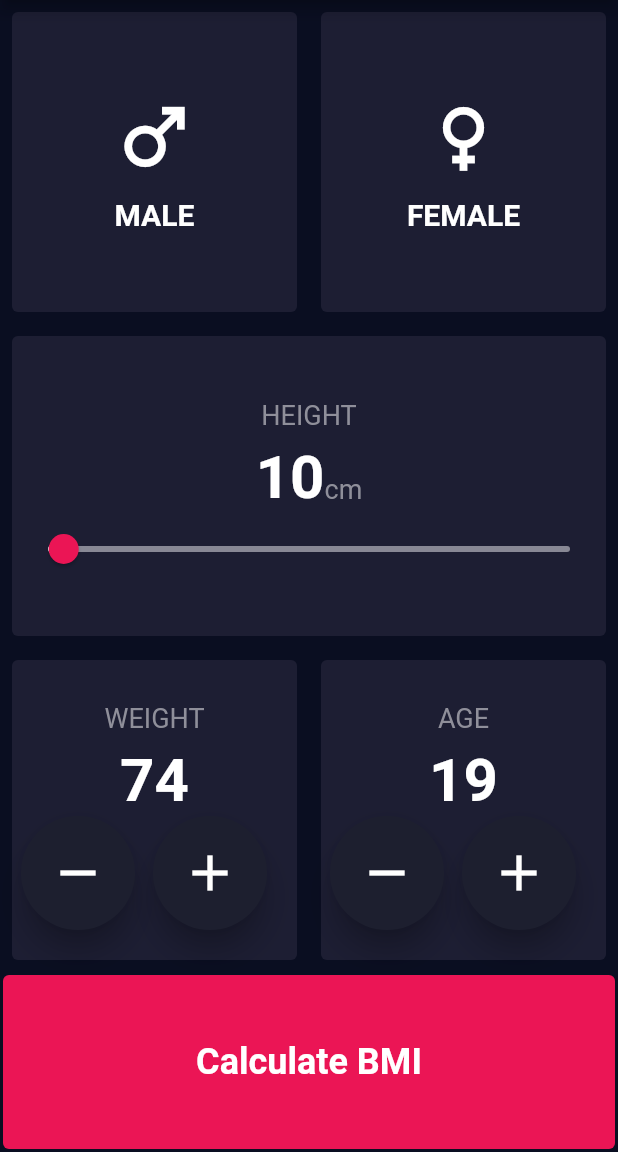
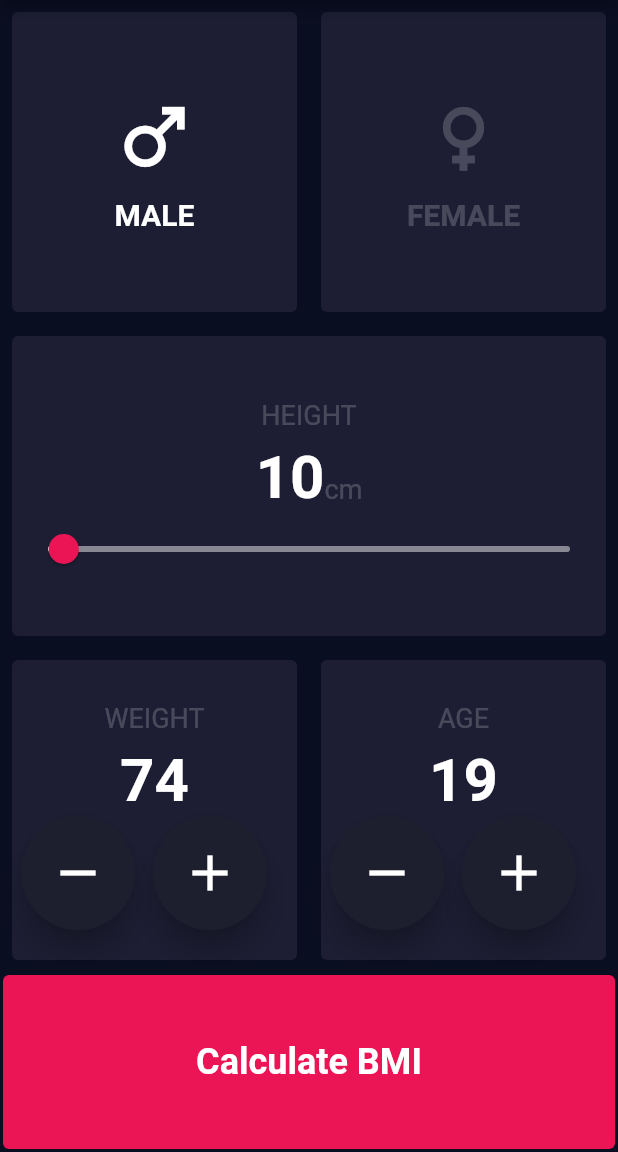
Before and after one commit to mrshanas/learning-flutter, a Flutter app: the screen it shows after launch, on a phone screen of 412 x 824 dp, the part 84-1236 px from its top. Run offline on Flutter 3.47's test engine with Material 2 defaults, Android fonts, the phone set to English and light mode, and no system bars.

Commit message:
:fire: Really boring

```diff
--- a/bmi_calculator/lib/models/constants.dart
+++ b/bmi_calculator/lib/models/constants.dart
@@ -3,8 +3,9 @@ import 'package:flutter/material.dart';
 // colors
 const Color kPrimaryBackgroundColor = Color(0xFF0A0E21);
 const Color kAppBarBgColor = Color(0xFF090C22);
-const Color kActivecardColor = Color(0xFF1D1E33);
-const Color kInactiveCardColor = Color(0xFF8F8F9A);
+const Color kActiveCardColor = Color(0xFF1D1E33);
+const Color kInactiveCardColor = Color(0x31FFFFFF);
 const Color kInactiveTrackColor = Color(0xFF888895);
 const Color kBottomBtnColor = Color(0xFFEB1555);
 const Color kIconBtnBackgroundColor = Color(0xFF1D1F2F);
+const Color kSuccess = Color(0xFF4CCD90);
--- a/bmi_calculator/lib/screens/input_page.dart
+++ b/bmi_calculator/lib/screens/input_page.dart
@@ -1,9 +1,13 @@
 // ignore_for_file: prefer_const_constructors
+import 'package:flutter/material.dart';
 
-import 'package:flutter/material.dart';
+import 'package:bmi_calculator/screens/result_page.dart';
 import 'package:bmi_calculator/models/constants.dart';
 import 'package:bmi_calculator/components/reusable_card.dart';
 import 'package:bmi_calculator/components/button.dart';
+import 'package:bmi_calculator/models/bmi.dart';
+
+enum Gender { male, female }
 
 class InputPage extends StatefulWidget {
   const InputPage({Key? key}) : super(key: key);
@@ -14,6 +18,15 @@ class InputPage extends StatefulWidget {
 
 class _InputPageState extends State<InputPage> {
   double currentSliderValue = 10.0;
+  Gender selectedGender = Gender.male;
+  int weight = 74;
+  int age = 19;
+
+  void setGender(Gender gender) {
+    setState(() {
+      selectedGender = gender;
+    });
+  }
 
   @override
   Widget build(BuildContext context) {
@@ -31,14 +44,21 @@ class _InputPageState extends State<InputPage> {
             children: [
               // male & female icons
               Expanded(
+                child: GestureDetector(
+                  onTap: () {
+                    setGender(Gender.male);
+                  },
                   child: ReusableCard(
-                  colour: kActivecardColor,
+                    colour: kActiveCardColor,
                     child: Column(
                       mainAxisAlignment: MainAxisAlignment.center,
-                    children: const [
+                      children: [
                         Icon(
                           Icons.male,
                           size: 60.0,
+                          color: selectedGender == Gender.male
+                              ? Colors.white
+                              : kInactiveCardColor,
                         ),
                         SizedBox(
                           height: 10.0,
@@ -48,21 +68,32 @@ class _InputPageState extends State<InputPage> {
                           style: TextStyle(
                             fontSize: 20.0,
                             fontWeight: FontWeight.bold,
+                            color: selectedGender == Gender.male
+                                ? Colors.white
+                                : kInactiveCardColor,
                           ),
                         )
                       ],
                     ),
                   ),
                 ),
+              ),
               Expanded(
+                child: GestureDetector(
+                  onTap: () {
+                    setGender(Gender.female);
+                  },
                   child: ReusableCard(
-                  colour: kActivecardColor,
+                    colour: kActiveCardColor,
                     child: Column(
                       mainAxisAlignment: MainAxisAlignment.center,
-                    children: const [
+                      children: [
                         Icon(
                           Icons.female,
                           size: 60.0,
+                          color: selectedGender == Gender.female
+                              ? Colors.white
+                              : kInactiveCardColor,
                         ),
                         SizedBox(
                           height: 10.0,
@@ -72,9 +103,13 @@ class _InputPageState extends State<InputPage> {
                           style: TextStyle(
                             fontSize: 20.0,
                             fontWeight: FontWeight.bold,
+                            color: selectedGender == Gender.female
+                                ? Colors.white
+                                : kInactiveCardColor,
                           ),
                         )
                       ],
+                    ),
                   ),
                 ),
               ),
@@ -85,7 +120,7 @@ class _InputPageState extends State<InputPage> {
             children: [
               Expanded(
                 child: ReusableCard(
-                  colour: kActivecardColor,
+                  colour: kActiveCardColor,
                   child: Column(
                     mainAxisAlignment: MainAxisAlignment.center,
                     children: [
@@ -147,7 +182,7 @@ class _InputPageState extends State<InputPage> {
             children: [
               Expanded(
                 child: ReusableCard(
-                  colour: kActivecardColor,
+                  colour: kActiveCardColor,
                   child: Column(
                     mainAxisAlignment: MainAxisAlignment.center,
                     children: [
@@ -162,7 +197,7 @@ class _InputPageState extends State<InputPage> {
                         ),
                       ),
                       Text(
-                        '74',
+                        weight.toString(),
                         style: TextStyle(
                           fontSize: 40.0,
                           fontWeight: FontWeight.bold,
@@ -171,11 +206,19 @@ class _InputPageState extends State<InputPage> {
                       Row(
                         children: [
                           ReusableIconButton(
-                            onPressed: () {},
+                            onPressed: () {
+                              setState(() {
+                                weight--;
+                              });
+                            },
                             iconChild: Icons.remove,
                           ),
                           ReusableIconButton(
-                            onPressed: () {},
+                            onPressed: () {
+                              setState(() {
+                                weight++;
+                              });
+                            },
                             iconChild: Icons.add,
                           ),
                         ],
@@ -186,7 +229,7 @@ class _InputPageState extends State<InputPage> {
               ),
               Expanded(
                 child: ReusableCard(
-                  colour: kActivecardColor,
+                  colour: kActiveCardColor,
                   child: Column(
                     mainAxisAlignment: MainAxisAlignment.center,
                     children: [
@@ -201,7 +244,7 @@ class _InputPageState extends State<InputPage> {
                         ),
                       ),
                       Text(
-                        '19',
+                        age.toString(),
                         style: TextStyle(
                           fontSize: 40.0,
                           fontWeight: FontWeight.bold,
@@ -210,11 +253,19 @@ class _InputPageState extends State<InputPage> {
                       Row(
                         children: [
                           ReusableIconButton(
-                            onPressed: () {},
+                            onPressed: () {
+                              setState(() {
+                                age--;
+                              });
+                            },
                             iconChild: Icons.remove,
                           ),
                           ReusableIconButton(
-                            onPressed: () {},
+                            onPressed: () {
+                              setState(() {
+                                age++;
+                              });
+                            },
                             iconChild: Icons.add,
                           ),
                         ],
@@ -226,6 +277,18 @@ class _InputPageState extends State<InputPage> {
             ],
           ),
           Expanded(
+            child: GestureDetector(
+              onTap: () {
+                BMI bmi = BMI(weight: weight, height: currentSliderValue / 100);
+
+                Navigator.of(context).push(MaterialPageRoute(
+                  builder: (context) =>
+                      ResultsPage(
+                        value: bmi.getBMI(),
+                        result: bmi.getResult(),
+                      ),
+                ));
+              },
               child: ReusableCard(
                 cardMargin: EdgeInsets.all(2.0),
                 colour: kBottomBtnColor,
@@ -239,7 +302,9 @@ class _InputPageState extends State<InputPage> {
                     ),
                   ),
                 ),
-          ))
+              ),
+            ),
+          ),
         ],
       ),
     );
```
Also changed, not shown: bmi_calculator/lib/models/bmi.dart (added, +36 -0 lines), bmi_calculator/lib/screens/result_page.dart (added, +106 -0 lines), 32 other files. Lines whose indentation alone changed are shown as unchanged.
